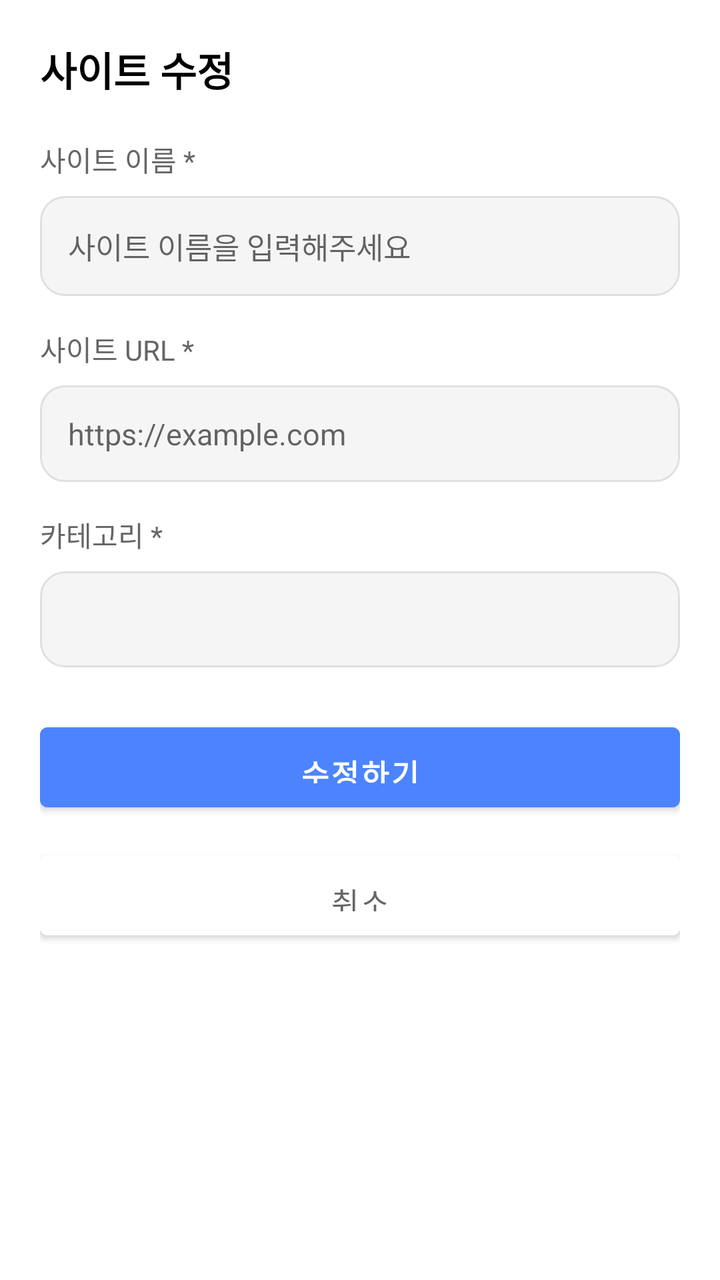
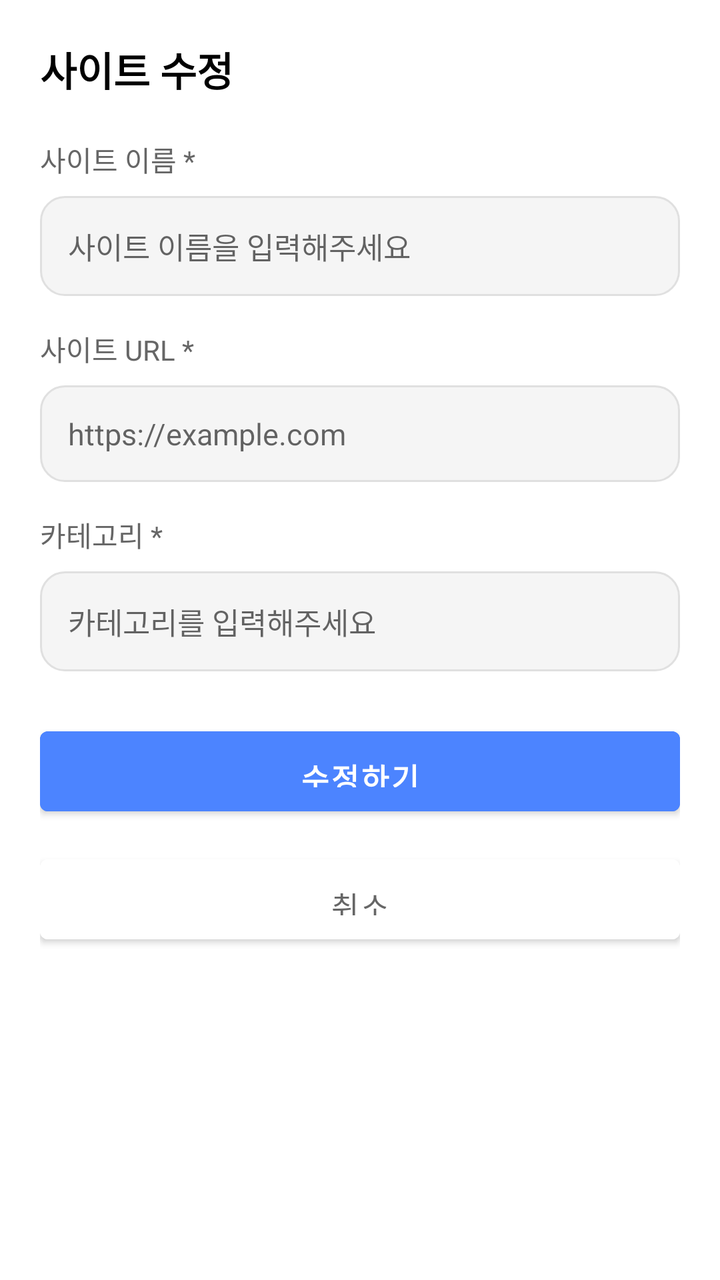

An Android layout rendered at two revisions. The XML below is the earlier revision; the diff shows what the commit changed to produce the second picture.
<!-- AndroidManifest.xml: application theme Theme.mobile_android -->
<!-- res/layout/dialog_edit_site.xml -->
<?xml version="1.0" encoding="utf-8"?>
<ScrollView xmlns:android="http://schemas.android.com/apk/res/android"
    xmlns:app="http://schemas.android.com/apk/res-auto"
    android:layout_width="match_parent"
    android:layout_height="wrap_content"
    android:background="@android:color/white"
    android:padding="20dp">

    <LinearLayout
        android:layout_width="match_parent"
        android:layout_height="wrap_content"
        android:orientation="vertical">

        
        <TextView
            android:layout_width="wrap_content"
            android:layout_height="wrap_content"
            android:text="사이트 수정"
            android:textColor="@android:color/black"
            android:textSize="20sp"
            android:textStyle="bold"
            android:layout_marginBottom="20dp" />

        
        <TextView
            android:layout_width="wrap_content"
            android:layout_height="wrap_content"
            android:text="사이트 이름 *"
            android:textColor="#666666"
            android:textSize="14sp"
            android:layout_marginBottom="8dp" />

        <EditText
            android:id="@+id/et_site_name"
            android:layout_width="match_parent"
            android:layout_height="wrap_content"
            android:hint="사이트 이름을 입력해주세요"
            android:padding="14dp"
            android:background="@drawable/bg_edit_text_rounded"
            android:textSize="15sp"
            android:layout_marginBottom="16dp" />

        
        <TextView
            android:layout_width="wrap_content"
            android:layout_height="wrap_content"
            android:text="사이트 URL *"
            android:textColor="#666666"
            android:textSize="14sp"
            android:layout_marginBottom="8dp" />

        <EditText
            android:id="@+id/et_site_url"
            android:layout_width="match_parent"
            android:layout_height="wrap_content"
            android:hint="https://example.com"
            android:padding="14dp"
            android:background="@drawable/bg_edit_text_rounded"
            android:textSize="15sp"
            android:inputType="textUri"
            android:layout_marginBottom="16dp" />

        
        <TextView
            android:layout_width="wrap_content"
            android:layout_height="wrap_content"
            android:text="카테고리 *"
            android:textColor="#666666"
            android:textSize="14sp"
            android:layout_marginBottom="8dp" />

        <Spinner
            android:id="@+id/spinner_site_category"
            android:layout_width="match_parent"
            android:layout_height="48dp"
            android:background="@drawable/bg_edit_text_rounded"
            android:padding="12dp"
            android:layout_marginBottom="24dp" />

        
        <LinearLayout
            android:layout_width="match_parent"
            android:layout_height="wrap_content"
            android:orientation="vertical"
            >

            
            <Button
                android:id="@+id/btn_save_site"
                android:layout_width="match_parent"
                android:layout_height="52dp"
                android:text="수정하기"
                android:textColor="@android:color/white"
                android:textSize="15sp"
                android:paddingTop="12dp"
                android:paddingBottom="12dp"
                android:textStyle="bold"
                android:backgroundTint="@color/accent_color"
                android:layout_marginBottom="12dp" />

            
            <Button
                android:id="@+id/btn_cancel_site"
                android:layout_width="match_parent"
                android:layout_height="52dp"
                android:text="취소"
                android:textColor="#666666"
                android:textSize="15sp"
                android:paddingTop="12dp"
                android:paddingBottom="12dp"
                android:backgroundTint="@color/cardview_light_background" />
        </LinearLayout>
    </LinearLayout>
</ScrollView>
<!-- resources referenced by this layout -->
<resources>
  <color name="accent_color">#4C84FF</color>
  <!-- drawable bg_edit_text_rounded (drawable) -->
  <?xml version="1.0" encoding="utf-8"?>
  <shape xmlns:android="http://schemas.android.com/apk/res/android"
      android:shape="rectangle">
      <solid android:color="#F5F5F5" />
      <corners android:radius="12dp" />
      <stroke
          android:width="1dp"
          android:color="#E0E0E0" />
  </shape>
  <style name="Theme.mobile_android" parent="Base.Theme.mobile_android" />
  <style name="Base.Theme.mobile_android" parent="Theme.MaterialComponents.DayNight.NoActionBar">
          
  
          <item name="colorPrimary">@color/login_bg1</item>
          <item name="colorPrimaryVariant">@color/login_bg1</item>
          <item name="colorOnPrimary">@color/white</item>
          <item name="colorSecondary">@color/login_bg2</item>
          <item name="colorSecondaryVariant">@color/login_bg2</item>
          <item name="colorOnSecondary">@color/login_bg2</item>
          <item name="android:statusBarColor">@color/login_bg1</item>
  
          
          <item name="android:windowDrawsSystemBarBackgrounds">true</item>
          <item name="android:navigationBarColor">@color/white</item>
      </style>
  <color name="login_bg1">#0B0E18</color>
  <color name="white">#FFFFFFFF</color>
  <color name="login_bg2">#673AB7</color>
</resources>

<!-- the commit's change to res/layout/dialog_edit_site.xml (unified diff, before → after) -->
@@ -69,12 +69,16 @@
             android:textSize="14sp"
             android:layout_marginBottom="8dp" />
 
-        <Spinner
-            android:id="@+id/spinner_site_category"
+        <EditText
+            android:id="@+id/et_site_category"
             android:layout_width="match_parent"
-            android:layout_height="48dp"
+            android:layout_height="wrap_content"
+            android:hint="카테고리를 입력해주세요"
+            android:padding="14dp"
             android:background="@drawable/bg_edit_text_rounded"
-            android:padding="12dp"
+            android:textSize="15sp"
+            android:inputType="text"
+            android:maxLength="50"
             android:layout_marginBottom="24dp" />
 
         
